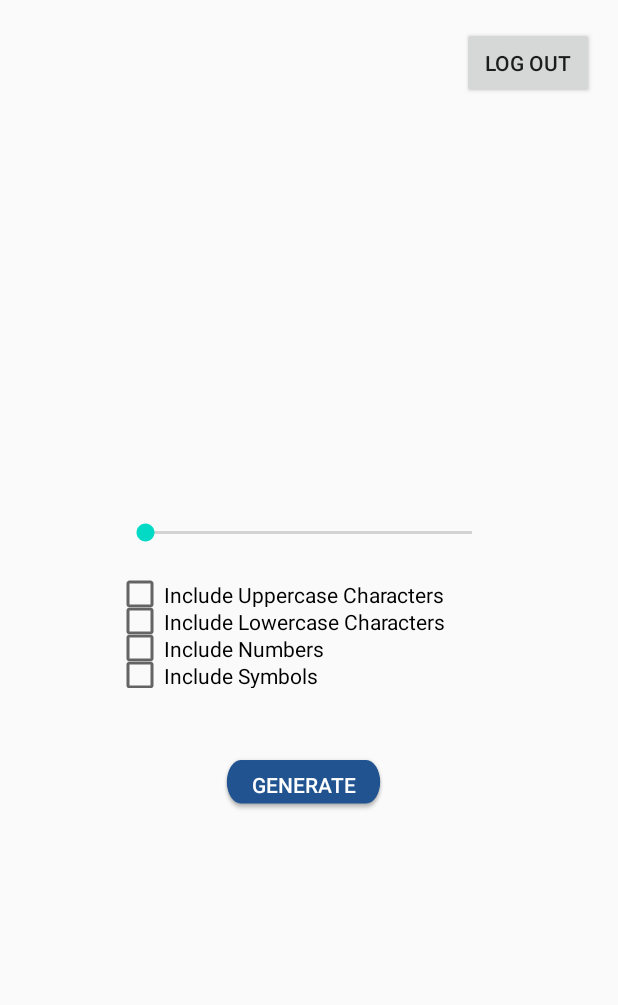
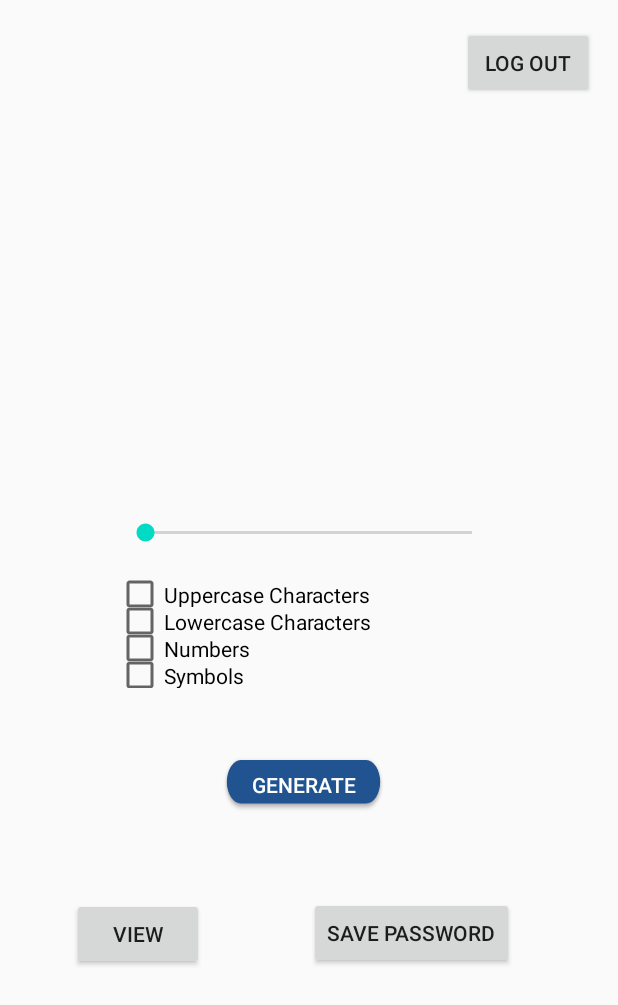
Before and after one commit to marvinwel/3311_Team_4, an Android app: the home screen opened directly, with no data from a screen before it, on a phone screen of 412 x 824 dp. Shown: the top 1005 px of the screen. Run offline under Robolectric (Android 15) with nearby library versions, the phone set to English and light mode, and no system bars; our stand-ins replace Firebase (no records; nobody signed in at launch, a user with empty details on screens opened directly).

Commit message:
update
-	Remember signin username
-	Add remember me check box
-	Once signs up username and password will be added to login page text to sign in.

```diff
--- a/app/build.gradle
+++ b/app/build.gradle
@@ -28,8 +28,11 @@ dependencies {
     implementation 'androidx.appcompat:appcompat:1.2.0'
     implementation 'androidx.constraintlayout:constraintlayout:1.1.3'
     implementation 'com.google.firebase:firebase-auth:19.3.2'
+    implementation 'androidx.legacy:legacy-support-v4:1.0.0'
+    implementation 'com.google.android.material:material:1.2.1'
     testImplementation 'junit:junit:4.12'
     androidTestImplementation 'androidx.test.ext:junit:1.1.1'
     androidTestImplementation 'androidx.test.espresso:espresso-core:3.2.0'
+    implementation 'androidx.biometric:biometric:1.0.1'
 
 }
--- a/app/src/main/AndroidManifest.xml
+++ b/app/src/main/AndroidManifest.xml
@@ -2,6 +2,7 @@
 <manifest xmlns:android="http://schemas.android.com/apk/res/android"
     package="com.example.password_saver">
 
+    <uses-permission android:name="android.permission.USE_BIOMETRIC" />
 
     <application
         android:allowBackup="true"
@@ -10,7 +11,8 @@
         android:roundIcon="@mipmap/ic_launcher_round"
         android:supportsRtl="true"
         android:theme="@style/AppTheme">
-        <activity android:name=".Forgot_Password"></activity>
+        <activity android:name=".Store_Password"></activity>
+        <activity android:name=".Forgot_Password" />
         <activity android:name=".Register" />
         <activity android:name=".home" />
         <activity android:name=".LogIn">
--- a/app/src/main/java/com/example/password_saver/PasswordGenerator.java
+++ b/app/src/main/java/com/example/password_saver/PasswordGenerator.java
@@ -20,6 +20,7 @@ public class PasswordGenerator {
         String lowerCaseChars = "abcdefghijklmnopqrstuvwxyz";
         String numberChars = "0123456789";
         String specialChars = "!@#$%^&*()_-+=<>?/{}~|";
+        String specChar = "";
         String allowedChars = "";
 
         Random rn = new Random();
--- a/app/src/main/java/com/example/password_saver/home.java
+++ b/app/src/main/java/com/example/password_saver/home.java
@@ -17,23 +17,27 @@ import com.google.firebase.auth.FirebaseAuth;
 
 public class home extends AppCompatActivity {
 
-    Button logout_bttn;
+    Button logout_bttn,save_bttn,view_bttn;
     FirebaseAuth mAuth;
     TextView passwor_display, num_display;
     SeekBar seekBar;
     Button gen_bttn;
     CheckBox check1, check2, check3, check4;
+    View overlay;
 
     @Override
     protected void onCreate(Bundle savedInstanceState) {
         super.onCreate(savedInstanceState);
         setContentView(R.layout.activity_home);
 
+        //bind objects to widgets
         logout_bttn = findViewById(R.id.logout_button);
         passwor_display = findViewById(R.id.gen_pss_display);
         num_display = findViewById(R.id.num_display);
         seekBar = findViewById(R.id.seekBar);
         gen_bttn = findViewById(R.id.Gen_button);
+        save_bttn = findViewById(R.id.save_bttn);
+        view_bttn = findViewById(R.id.view_bttn);
         check1 = findViewById(R.id.checkBox1);
         check2 = findViewById(R.id.checkBox2);
         check3 = findViewById(R.id.checkBox3);
@@ -42,6 +46,9 @@ public class home extends AppCompatActivity {
         mAuth = FirebaseAuth.getInstance();
 
 
+        //full screen
+        overlay = findViewById(R.id.home_page);
+        overlay.setSystemUiVisibility(View.SYSTEM_UI_FLAG_HIDE_NAVIGATION | View.SYSTEM_UI_FLAG_IMMERSIVE_STICKY | View.SYSTEM_UI_FLAG_FULLSCREEN);
 
         //logout button
         logout_bttn.setOnClickListener(new View.OnClickListener() {
@@ -67,6 +74,26 @@ public class home extends AppCompatActivity {
 
             @Override
             public void onStopTrackingTouch(SeekBar seekBar) {
+
+            }
+        });
+
+        save_bttn.setOnClickListener(new View.OnClickListener() {
+            @Override
+            public void onClick(View view)
+            {
+                if(passwor_display.getText().toString() == "")
+                {
+                    Toast.makeText(home.this, "Please generate a password before saving", Toast.LENGTH_SHORT).show();
+                }
+                else
+                {
+                    Intent intent = new Intent(home.this , Store_Password.class);
+                    intent.putExtra("Gen_PassWord",passwor_display.getText().toString());
+                    Toast.makeText(home.this, "Password Saved!!", Toast.LENGTH_SHORT).show();
+                    startActivity(intent);
+                }
+
 
             }
         });
@@ -102,10 +129,25 @@ public class home extends AppCompatActivity {
 
 
                 length = CheckSeekBarLength();
+                if((chck_bttn1 == false && chck_bttn2 == false && chck_bttn3 == false && chck_bttn4 == false) )
+                {
+                    passwor_display.setText("");
+                    Toast.makeText(home.this, "Please check an option ", Toast.LENGTH_SHORT).show();
+
+                }
+                if(length < 1)
+                {
+                    passwor_display.setText("");
+                    Toast.makeText(home.this, "Character length should be greater than 0 ", Toast.LENGTH_SHORT).show();
+                }
+                else
+                {
+                    String password = PasswordGenerator.process(length,chck_bttn1,chck_bttn2,chck_bttn3,chck_bttn4);
+                    passwor_display.setText(password);
+                }
 
 
-                String password = PasswordGenerator.process(length,chck_bttn1,chck_bttn2,chck_bttn3,chck_bttn4);
-                passwor_display.setText(password);
+
 
             }
         });
--- a/app/src/main/res/layout/activity_home.xml
+++ b/app/src/main/res/layout/activity_home.xml
@@ -2,6 +2,7 @@
 <androidx.constraintlayout.widget.ConstraintLayout xmlns:android="http://schemas.android.com/apk/res/android"
     xmlns:app="http://schemas.android.com/apk/res-auto"
     xmlns:tools="http://schemas.android.com/tools"
+    android:id="@+id/home_page"
     android:layout_width="match_parent"
     android:layout_height="match_parent"
     tools:context=".home">
@@ -71,7 +72,7 @@
         android:id="@+id/checkBox1"
         android:layout_width="230dp"
         android:layout_height="18dp"
-        android:text="Include Uppercase Characters"
+        android:text="Uppercase Characters"
         android:textColorHighlight="#19407E"
         android:textColorLink="#19407E"
         app:layout_constraintBottom_toTopOf="@+id/checkBox2"
@@ -83,7 +84,7 @@
         android:id="@+id/checkBox2"
         android:layout_width="230dp"
         android:layout_height="18dp"
-        android:text="Include Lowercase Characters"
+        android:text="Lowercase Characters"
         android:textColorHighlight="#19407E"
         android:textColorLink="#19407E"
         app:layout_constraintBottom_toTopOf="@+id/checkBox3"
@@ -95,7 +96,7 @@
         android:id="@+id/checkBox3"
         android:layout_width="230dp"
         android:layout_height="18dp"
-        android:text="Include Numbers"
+        android:text="Numbers"
         android:textColorHighlight="#19407E"
         android:textColorLink="#19407E"
         app:layout_constraintBottom_toTopOf="@+id/checkBox4"
@@ -108,7 +109,7 @@
         android:layout_width="230dp"
         android:layout_height="18dp"
         android:layout_marginBottom="44dp"
-        android:text="Include Symbols"
+        android:text="Symbols"
         android:textColorHighlight="#19407E"
         android:textColorLink="#19407E"
         app:layout_constraintBottom_toTopOf="@+id/Gen_button"
@@ -116,4 +117,27 @@
         app:layout_constraintHorizontal_bias="0.425"
         app:layout_constraintStart_toStartOf="parent" />
 
+    <Button
+        android:id="@+id/view_bttn"
+        android:layout_width="wrap_content"
+        android:layout_height="wrap_content"
+        android:layout_marginStart="48dp"
+        android:layout_marginLeft="48dp"
+        android:layout_marginTop="52dp"
+        android:text="view"
+        app:layout_constraintBottom_toBottomOf="parent"
+        app:layout_constraintStart_toStartOf="parent"
+        app:layout_constraintTop_toBottomOf="@+id/Gen_button"
+        app:layout_constraintVertical_bias="0.016" />
+
+    <Button
+        android:id="@+id/save_bttn"
+        android:layout_width="wrap_content"
+        android:layout_height="wrap_content"
+        android:layout_marginTop="54dp"
+        android:text="Save Password"
+        app:layout_constraintEnd_toEndOf="parent"
+        app:layout_constraintStart_toEndOf="@+id/view_bttn"
+        app:layout_constraintTop_toBottomOf="@+id/Gen_button" />
+
 </androidx.constraintlayout.widget.ConstraintLayout>
--- a/app/src/main/res/values/colors.xml
+++ b/app/src/main/res/values/colors.xml
@@ -3,4 +3,6 @@
     <color name="colorPrimary">#6200EE</color>
     <color name="colorPrimaryDark">#3700B3</color>
     <color name="colorAccent">#03DAC5</color>
+
+    <color name="black_overlay">#66000000</color>
 </resources>
--- a/app/src/main/res/values/strings.xml
+++ b/app/src/main/res/values/strings.xml
@@ -1,3 +1,6 @@
 <resources>
     <string name="app_name">Password_Saver</string>
+    <string name="title_activity_store__password">FullscreenActivity</string>
+    <string name="dummy_button">Dummy Button</string>
+    <string name="dummy_content">DUMMY\nCONTENT</string>
 </resources>
```
Also changed, not shown: app/src/main/java/com/example/password_saver/LogIn.java (+61 -8 lines), app/src/main/java/com/example/password_saver/Register.java (+6 -7 lines), app/src/main/java/com/example/password_saver/Store_Password.java (added, +59 -0 lines), app/src/main/res/drawable/hide_password.xml (added, +10 -0 lines), app/src/main/res/drawable/show_password.xml (added, +10 -0 lines), app/src/main/res/layout/activity_login.xml (+19 -2 lines), app/src/main/res/layout/activity_store__password.xml (added, +63 -0 lines), app/src/main/res/values/attrs.xml (added, +12 -0 lines), app/src/main/res/values/styles.xml (+12 -0 lines), app/src/main/res/drawable-v24/web.png (added).
